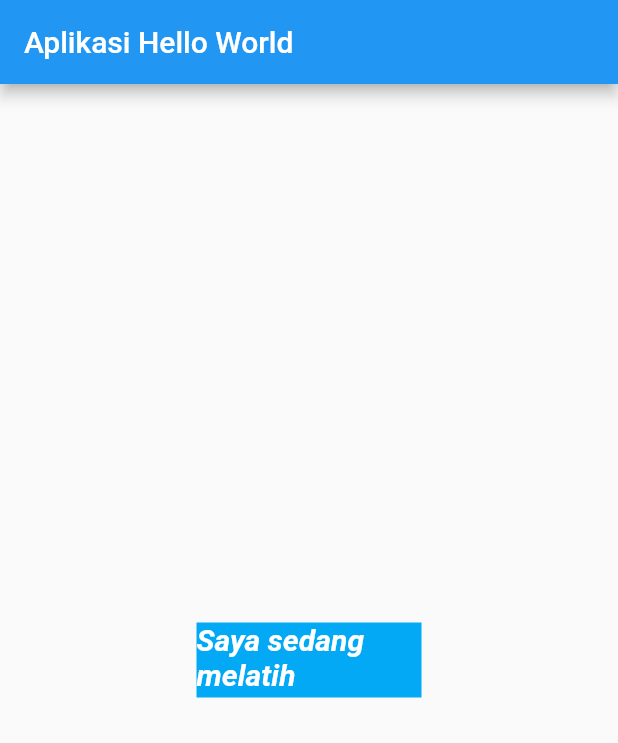
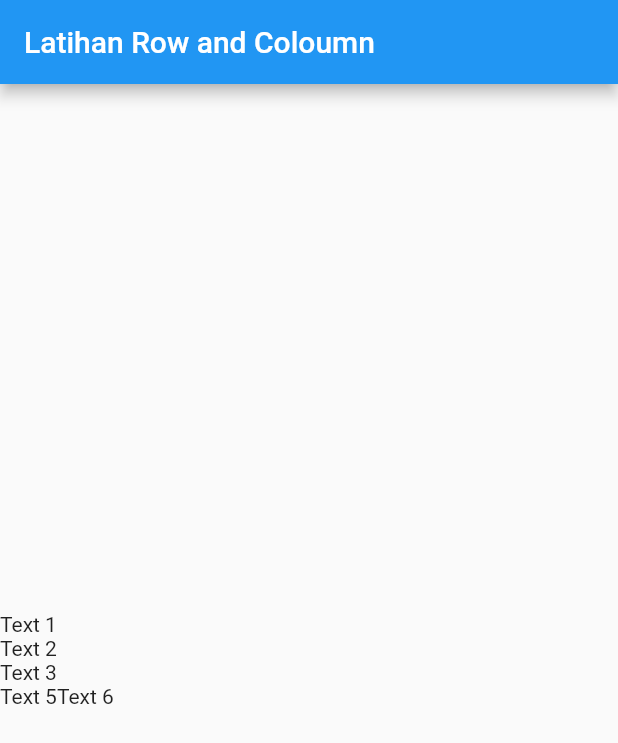
Before and after one commit to arifinmn11/basic-flutter, a Flutter app: the screen it shows after launch, on a phone screen of 412 x 824 dp. Shown: the top 743 px of the screen. Run offline on Flutter 3.47's test engine with Material 2 defaults, Android fonts, the phone set to English and light mode, and no system bars.

Commit message:
add row and column

```diff
--- a/lib/main.dart
+++ b/lib/main.dart
@@ -3,33 +3,33 @@ import 'package:flutter/material.dart';
 void main() {
   runApp(const MyApp());
 }
-
 class MyApp extends StatelessWidget {
   const MyApp({Key? key}) : super(key: key);
 
   @override
   Widget build(BuildContext context) {
     return MaterialApp(
-        title: 'Flutter Demo',
-        home: Scaffold(
-          appBar: AppBar(
-            title: Text("Aplikasi Hello World"),
-          ),
-          body: Center(
-            child: Container(
-              color: Colors.lightBlue,
-              width: 150,
-              height: 50,
-              child: Text(
-                "Saya sedang melatih kemmapuan saya menggunakan flutter!!",
-                style: TextStyle(
-                    color: Colors.white,
-                    fontStyle: FontStyle.italic,
-                    fontWeight: FontWeight.bold,
-                    fontSize: 20),
-              ),
-            ),
-          ),
-        ));
+      home: Scaffold(
+        appBar: AppBar(
+          title: Text("Latihan Row and Coloumn")
+        ),
+        body: Column(
+          mainAxisAlignment: MainAxisAlignment.center,
+          crossAxisAlignment: CrossAxisAlignment.start,
+          children: <Widget>[
+            Text("Text 1"),
+            Text("Text 2"),
+            Text("Text 3"),
+            Row(
+              children: <Widget>[
+                Text("Text 5"),
+                Text("Text 6"),
+              ],
+            )
+          ]
+          ,
+        ),
+      ),
+    );
   }
 }
```
